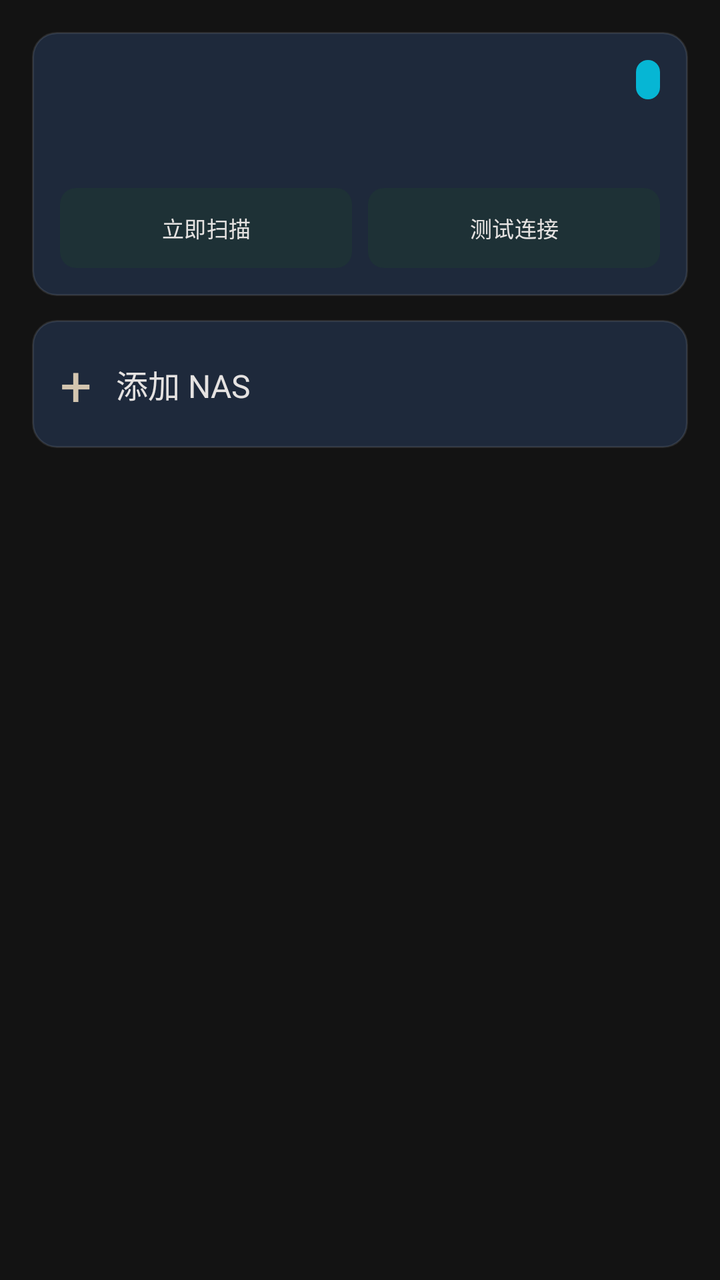
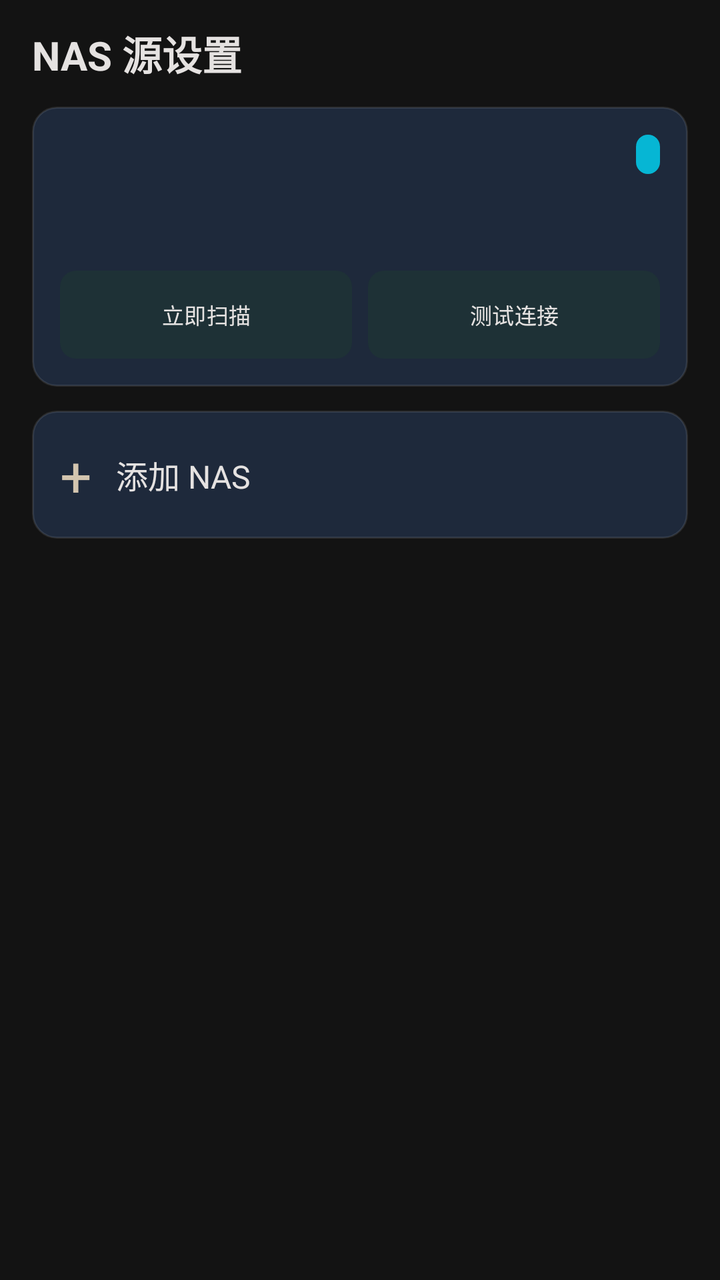

Screens rendered from an Android XML layout before and after an edit, with the pre-edit source and the edit as a unified diff.
<!-- AndroidManifest.xml: another module's application theme Theme.YuanBaoTv -->
<!-- res/layout/activity_nas_settings.xml -->
<?xml version="1.0" encoding="utf-8"?>
<androidx.core.widget.NestedScrollView xmlns:android="http://schemas.android.com/apk/res/android"
    xmlns:app="http://schemas.android.com/apk/res-auto"
    android:layout_width="match_parent"
    android:layout_height="match_parent"
    android:background="@color/tv_bg_dark"
    android:fillViewport="true"
    android:scrollbars="none">
    <androidx.constraintlayout.widget.ConstraintLayout android:layout_width="match_parent" android:layout_height="wrap_content" android:paddingStart="16dp" android:paddingTop="12dp" android:paddingEnd="16dp" android:paddingBottom="24dp">
        <TextView android:id="@+id/tv_title" android:layout_width="0dp" android:layout_height="0dp" android:visibility="gone" />
        <androidx.constraintlayout.widget.ConstraintLayout android:id="@+id/card_active_nas" android:layout_width="0dp" android:layout_height="wrap_content" android:minHeight="132dp" android:layout_marginTop="4dp" android:background="@drawable/bg_tv_focus_ring" android:focusable="true" android:padding="14dp" app:layout_constraintEnd_toEndOf="parent" app:layout_constraintStart_toStartOf="parent" app:layout_constraintTop_toTopOf="parent">
            <TextView android:id="@+id/tv_nas_name" android:layout_width="0dp" android:layout_height="wrap_content" android:ellipsize="end" android:maxLines="1" android:textColor="@color/tv_text_primary" android:textSize="17sp" android:textStyle="bold" app:layout_constraintEnd_toStartOf="@id/tv_nas_status" app:layout_constraintStart_toStartOf="parent" app:layout_constraintTop_toTopOf="parent" />
            <TextView android:id="@+id/tv_nas_status" android:layout_width="wrap_content" android:layout_height="wrap_content" android:background="@drawable/bg_badge_nas" android:paddingHorizontal="6dp" android:paddingVertical="3dp" android:textColor="@color/tv_text_primary" android:textSize="10sp" app:layout_constraintEnd_toEndOf="parent" app:layout_constraintTop_toTopOf="parent" />
            <TextView android:id="@+id/tv_nas_host" android:layout_width="0dp" android:layout_height="wrap_content" android:layout_marginTop="8dp" android:ellipsize="end" android:maxLines="2" android:textColor="@color/tv_text_secondary" android:textSize="12sp" app:layout_constraintEnd_toEndOf="parent" app:layout_constraintStart_toStartOf="parent" app:layout_constraintTop_toBottomOf="@id/tv_nas_name" />
            <LinearLayout android:layout_width="0dp" android:layout_height="wrap_content" android:orientation="horizontal" app:layout_constraintBottom_toBottomOf="parent" app:layout_constraintEnd_toEndOf="parent" app:layout_constraintStart_toStartOf="parent">
                <Button android:id="@+id/btn_scan" android:layout_width="0dp" android:layout_height="40dp" android:layout_weight="1" android:background="@drawable/bg_tv_button_focus" android:text="@string/btn_scan_now" android:textColor="@color/tv_text_primary" android:textSize="11sp" />
                <Button android:id="@+id/btn_test_conn" android:layout_width="0dp" android:layout_height="40dp" android:layout_marginStart="8dp" android:layout_weight="1" android:background="@drawable/bg_tv_button_focus" android:text="@string/btn_test_conn" android:textColor="@color/tv_text_primary" android:textSize="11sp" />
            </LinearLayout>
        </androidx.constraintlayout.widget.ConstraintLayout>
        <androidx.constraintlayout.widget.ConstraintLayout android:id="@+id/card_add_nas" android:layout_width="0dp" android:layout_height="64dp" android:layout_marginTop="12dp" android:background="@drawable/bg_tv_focus_ring" android:focusable="true" android:paddingHorizontal="14dp" app:layout_constraintEnd_toEndOf="parent" app:layout_constraintStart_toStartOf="parent" app:layout_constraintTop_toBottomOf="@id/card_active_nas">
            <TextView android:id="@+id/tv_plus" android:layout_width="wrap_content" android:layout_height="wrap_content" android:text="+" android:textColor="@color/tv_text_secondary" android:textSize="28sp" app:layout_constraintBottom_toBottomOf="parent" app:layout_constraintStart_toStartOf="parent" app:layout_constraintTop_toTopOf="parent" />
            <TextView android:id="@+id/tv_add_text" android:layout_width="wrap_content" android:layout_height="wrap_content" android:layout_marginStart="12dp" android:text="@string/btn_add_nas" android:textColor="@color/tv_text_primary" android:textSize="16sp" app:layout_constraintBottom_toBottomOf="parent" app:layout_constraintStart_toEndOf="@id/tv_plus" app:layout_constraintTop_toTopOf="parent" />
        </androidx.constraintlayout.widget.ConstraintLayout>
    </androidx.constraintlayout.widget.ConstraintLayout>
</androidx.core.widget.NestedScrollView>
<!-- resources referenced by this layout -->
<resources>
  <color name="tv_bg_dark">#131313</color>
  <color name="tv_text_primary">#E5E2E1</color>
  <color name="tv_text_secondary">#D3C5AF</color>
  <!-- drawable bg_badge_nas (drawable) -->
  <?xml version="1.0" encoding="utf-8"?>
  <shape xmlns:android="http://schemas.android.com/apk/res/android"
      android:shape="rectangle">
      <solid android:color="@color/tv_badge_nas" />
      <corners android:radius="6dp" />
      <padding android:left="8dp" android:top="3dp" android:right="8dp" android:bottom="3dp" />
  </shape>
  <!-- drawable bg_tv_button_focus (drawable) -->
  <?xml version="1.0" encoding="utf-8"?>
  <selector xmlns:android="http://schemas.android.com/apk/res/android">
      <item android:state_focused="true">
          <shape android:shape="rectangle">
              <solid android:color="@color/tv_accent_blue" />
              <stroke android:width="2dp" android:color="@color/tv_focus_ring" />
              <corners android:radius="8dp" />
          </shape>
      </item>
      <item>
          <shape android:shape="rectangle">
              <solid android:color="#26FFFFFF" />
              <corners android:radius="8dp" />
          </shape>
      </item>
  </selector>
  <!-- drawable bg_tv_focus_ring (drawable) -->
  <?xml version="1.0" encoding="utf-8"?>
  <selector xmlns:android="http://schemas.android.com/apk/res/android">
      <item android:state_focused="true">
          <shape android:shape="rectangle">
              <solid android:color="#263B82F6" />
              <stroke android:width="3dp" android:color="@color/tv_focus_ring" />
              <corners android:radius="12dp" />
          </shape>
      </item>
      <item>
          <shape android:shape="rectangle">
              <solid android:color="@color/tv_bg_card" />
              <stroke android:width="1dp" android:color="#1AFFFFFF" />
              <corners android:radius="12dp" />
          </shape>
      </item>
  </selector>
  <string name="btn_add_nas">添加 NAS</string>
  <string name="btn_scan_now">立即扫描</string>
  <string name="btn_test_conn">测试连接</string>
  <style name="Theme.YuanBaoTv" parent="Theme.Material3.DayNight.NoActionBar">
          <item name="colorPrimary">@color/primary</item>
          <item name="colorOnPrimary">@color/on_primary</item>
          <item name="android:statusBarColor">@android:color/transparent</item>
          <item name="android:navigationBarColor">@android:color/transparent</item>
          <item name="android:windowLightStatusBar">false</item>
          <item name="buttonStyle">@style/Widget.YuanBaoTv.Button</item>
      </style>
  <color name="tv_badge_nas">#06B6D4</color>
  <color name="tv_accent_blue">#38BDF8</color>
  <color name="tv_focus_ring">#84F5E8</color>
  <color name="tv_bg_card">#1E293B</color>
  <color name="primary">#1B5E20</color>
  <color name="on_primary">#FFFFFF</color>
  <style name="Widget.YuanBaoTv.Button" parent="Widget.AppCompat.Button">
          <item name="android:backgroundTint">@null</item>
          <item name="backgroundTint">@null</item>
          <item name="android:textAllCaps">false</item>
      </style>
</resources>

<!-- the commit's change to res/layout/activity_nas_settings.xml (unified diff, before → after) -->
@@ -7,14 +7,14 @@
     android:fillViewport="true"
     android:scrollbars="none">
     <androidx.constraintlayout.widget.ConstraintLayout android:layout_width="match_parent" android:layout_height="wrap_content" android:paddingStart="16dp" android:paddingTop="12dp" android:paddingEnd="16dp" android:paddingBottom="24dp">
-        <TextView android:id="@+id/tv_title" android:layout_width="0dp" android:layout_height="0dp" android:visibility="gone" />
-        <androidx.constraintlayout.widget.ConstraintLayout android:id="@+id/card_active_nas" android:layout_width="0dp" android:layout_height="wrap_content" android:minHeight="132dp" android:layout_marginTop="4dp" android:background="@drawable/bg_tv_focus_ring" android:focusable="true" android:padding="14dp" app:layout_constraintEnd_toEndOf="parent" app:layout_constraintStart_toStartOf="parent" app:layout_constraintTop_toTopOf="parent">
+        <TextView android:id="@+id/tv_title" android:layout_width="wrap_content" android:layout_height="wrap_content" android:text="@string/title_nas_settings" android:textColor="@color/tv_text_primary" android:textSize="20sp" android:textStyle="bold" app:layout_constraintStart_toStartOf="parent" app:layout_constraintTop_toTopOf="parent" />
+        <androidx.constraintlayout.widget.ConstraintLayout android:id="@+id/card_active_nas" android:layout_width="0dp" android:layout_height="wrap_content" android:minHeight="140dp" android:layout_marginTop="12dp" android:background="@drawable/bg_tv_focus_ring" android:focusable="true" android:padding="14dp" app:layout_constraintEnd_toEndOf="parent" app:layout_constraintStart_toStartOf="parent" app:layout_constraintTop_toBottomOf="@id/tv_title">
             <TextView android:id="@+id/tv_nas_name" android:layout_width="0dp" android:layout_height="wrap_content" android:ellipsize="end" android:maxLines="1" android:textColor="@color/tv_text_primary" android:textSize="17sp" android:textStyle="bold" app:layout_constraintEnd_toStartOf="@id/tv_nas_status" app:layout_constraintStart_toStartOf="parent" app:layout_constraintTop_toTopOf="parent" />
             <TextView android:id="@+id/tv_nas_status" android:layout_width="wrap_content" android:layout_height="wrap_content" android:background="@drawable/bg_badge_nas" android:paddingHorizontal="6dp" android:paddingVertical="3dp" android:textColor="@color/tv_text_primary" android:textSize="10sp" app:layout_constraintEnd_toEndOf="parent" app:layout_constraintTop_toTopOf="parent" />
             <TextView android:id="@+id/tv_nas_host" android:layout_width="0dp" android:layout_height="wrap_content" android:layout_marginTop="8dp" android:ellipsize="end" android:maxLines="2" android:textColor="@color/tv_text_secondary" android:textSize="12sp" app:layout_constraintEnd_toEndOf="parent" app:layout_constraintStart_toStartOf="parent" app:layout_constraintTop_toBottomOf="@id/tv_nas_name" />
             <LinearLayout android:layout_width="0dp" android:layout_height="wrap_content" android:orientation="horizontal" app:layout_constraintBottom_toBottomOf="parent" app:layout_constraintEnd_toEndOf="parent" app:layout_constraintStart_toStartOf="parent">
-                <Button android:id="@+id/btn_scan" android:layout_width="0dp" android:layout_height="40dp" android:layout_weight="1" android:background="@drawable/bg_tv_button_focus" android:text="@string/btn_scan_now" android:textColor="@color/tv_text_primary" android:textSize="11sp" />
-                <Button android:id="@+id/btn_test_conn" android:layout_width="0dp" android:layout_height="40dp" android:layout_marginStart="8dp" android:layout_weight="1" android:background="@drawable/bg_tv_button_focus" android:text="@string/btn_test_conn" android:textColor="@color/tv_text_primary" android:textSize="11sp" />
+                <Button android:id="@+id/btn_scan" android:layout_width="0dp" android:layout_height="44dp" android:layout_weight="1" android:background="@drawable/bg_tv_button_focus" android:text="@string/btn_scan_now" android:textColor="@color/tv_text_primary" android:textSize="11sp" />
+                <Button android:id="@+id/btn_test_conn" android:layout_width="0dp" android:layout_height="44dp" android:layout_marginStart="8dp" android:layout_weight="1" android:background="@drawable/bg_tv_button_focus" android:text="@string/btn_test_conn" android:textColor="@color/tv_text_primary" android:textSize="11sp" />
             </LinearLayout>
         </androidx.constraintlayout.widget.ConstraintLayout>
         <androidx.constraintlayout.widget.ConstraintLayout android:id="@+id/card_add_nas" android:layout_width="0dp" android:layout_height="64dp" android:layout_marginTop="12dp" android:background="@drawable/bg_tv_focus_ring" android:focusable="true" android:paddingHorizontal="14dp" app:layout_constraintEnd_toEndOf="parent" app:layout_constraintStart_toStartOf="parent" app:layout_constraintTop_toBottomOf="@id/card_active_nas">
<!-- resource entries referenced after the edit -->
@@ -49,6 +49,7 @@
   <string name="btn_add_nas">添加 NAS</string>
   <string name="btn_scan_now">立即扫描</string>
   <string name="btn_test_conn">测试连接</string>
+  <string name="title_nas_settings">NAS 源设置</string>
   <style name="Theme.YuanBaoTv" parent="Theme.Material3.DayNight.NoActionBar">
           <item name="colorPrimary">@color/primary</item>
           <item name="colorOnPrimary">@color/on_primary</item>
